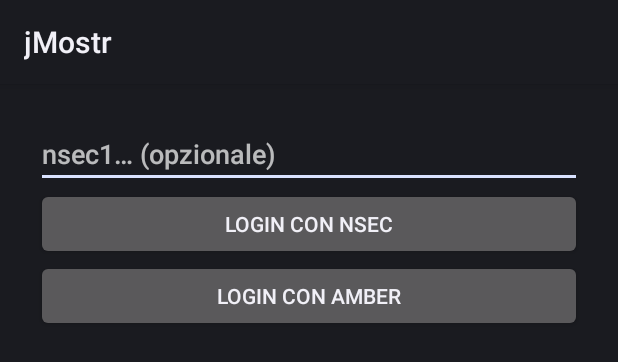
After one commit to Pickolleli/jMostr, an Android app: the layout activity_login.xml on its own in the app's theme, with its tools: preview values and no code run, on a phone screen of 412 x 824 dp. The commit adds this screen. Shown: the top 362 px of the screen. Run offline under Robolectric (Android 15) with nearby library versions, the phone set to English and light mode, and no system bars.

Commit message:
Add login + Nostr client UI

```diff
--- a/app/src/main/java/com/nostr/jmostr/MainActivity.kt
+++ b/app/src/main/java/com/nostr/jmostr/MainActivity.kt
@@ -3,12 +3,12 @@ package com.nostr.jmostr
 import android.content.Intent
 import android.os.Bundle
 import androidx.appcompat.app.AppCompatActivity
-import com.nostr.jmostr.ui.FeedActivity
+import com.nostr.jmostr.ui.LoginActivity
 
 class MainActivity : AppCompatActivity() {
     override fun onCreate(savedInstanceState: Bundle?) {
         super.onCreate(savedInstanceState)
-        startActivity(Intent(this, FeedActivity::class.java))
+        startActivity(Intent(this, LoginActivity::class.java))
         finish()
     }
 }
--- /dev/null
+++ b/app/src/main/res/layout/activity_login.xml
@@ -0,0 +1,25 @@
+<?xml version="1.0" encoding="utf-8"?>
+<LinearLayout xmlns:android="http://schemas.android.com/apk/res/android"
+    android:orientation="vertical"
+    android:padding="24dp"
+    android:layout_width="match_parent"
+    android:layout_height="match_parent">
+
+    <EditText
+        android:id="@+id/etNsec"
+        android:hint="nsec1… (opzionale)"
+        android:layout_width="match_parent"
+        android:layout_height="wrap_content"/>
+
+    <Button
+        android:id="@+id/btnNsec"
+        android:text="Login con Nsec"
+        android:layout_width="match_parent"
+        android:layout_height="wrap_content"/>
+
+    <Button
+        android:id="@+id/btnAmber"
+        android:text="Login con Amber"
+        android:layout_width="match_parent"
+        android:layout_height="wrap_content"/>
+</LinearLayout>
```
Also changed, not shown: app/src/main/AndroidManifest.xml (+3 -7 lines), app/src/main/java/com/nostr/jmostr/ui/LoginActivity.kt (added, +36 -0 lines).
